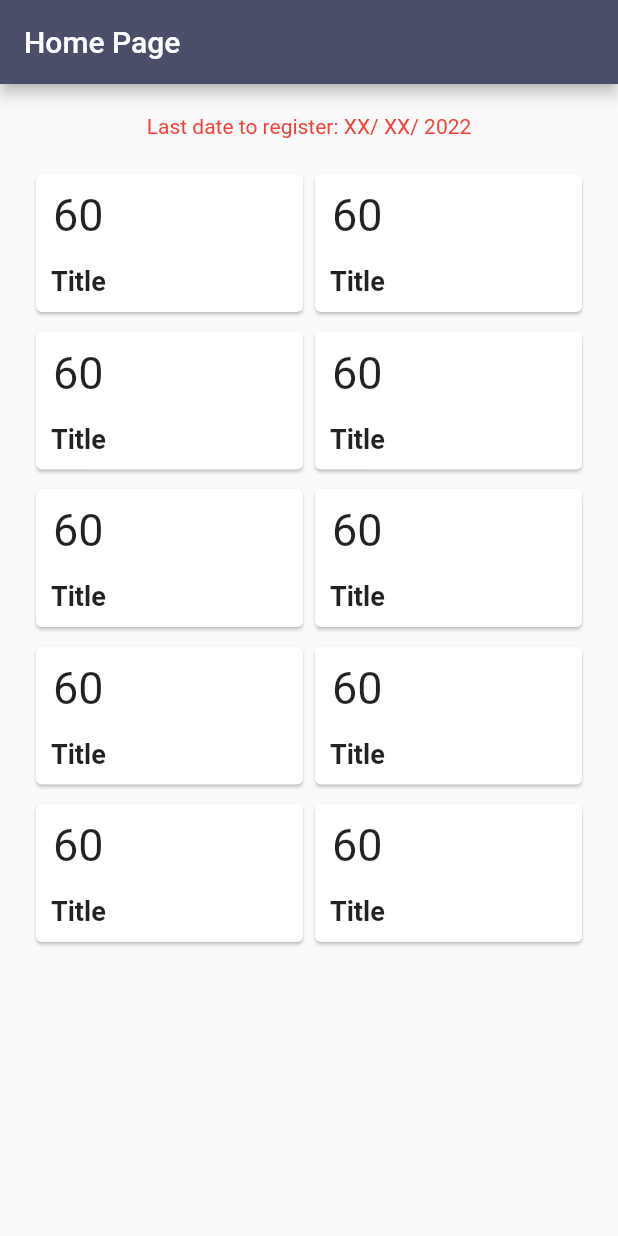
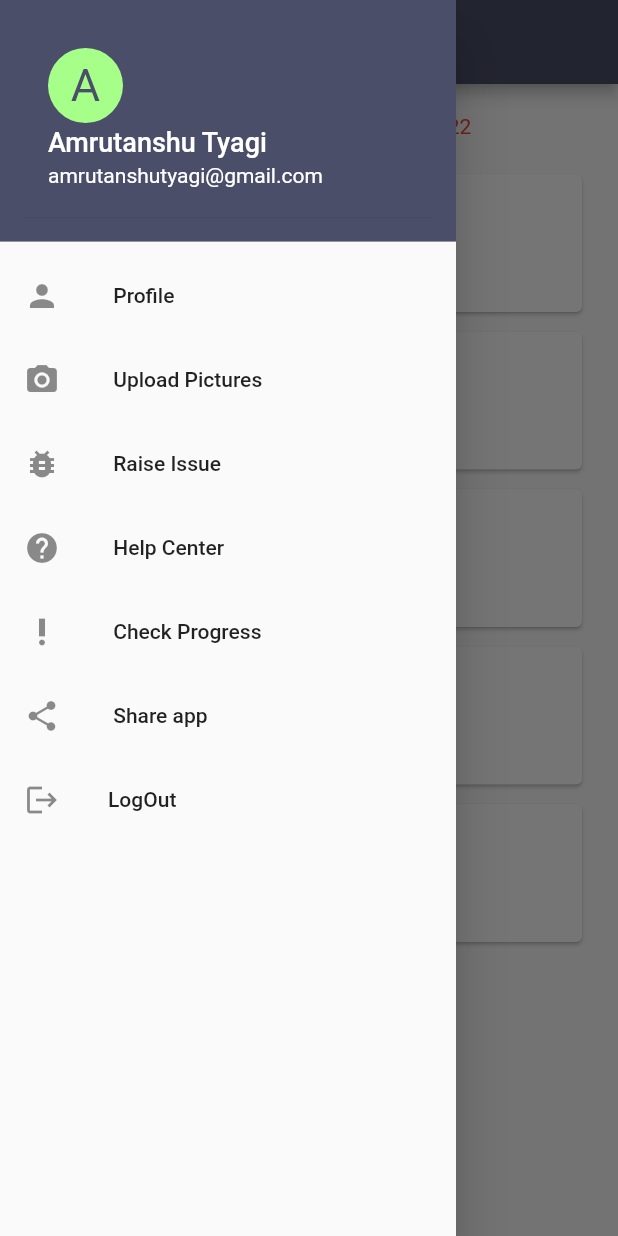
Before and after one commit to ABNarwal/MelaKDB, a Flutter app: the screen it shows after launch, with the side drawer open (before the commit the screen has no drawer), on a phone screen of 412 x 824 dp. Run offline on Flutter 3.47's test engine with Material 2 defaults, Android fonts, the phone set to English and light mode, and no system bars; drawn by our look-alikes of countup; our stand-ins replace file_picker, firebase_auth, firebase_core, fluttertoast, get, google_sign_in and 4 more; accounts and stored records are empty.

```diff
--- a/lib/main.dart
+++ b/lib/main.dart
@@ -33,7 +33,9 @@ Future<void> main() async {
 
 class MyApp extends StatelessWidget {
   @override
-  Widget build(BuildContext context) => Scaffold(
-      //body: ShopAlloc(),
-      body: HomePage());
+  Widget build(BuildContext context) {
+    return Scaffold(
+      body: HomePage(),
+    );
+  }
 }
--- a/lib/pages/home.dart
+++ b/lib/pages/home.dart
@@ -1,3 +1,4 @@
+import 'package:countup/countup.dart';
 import 'package:flutter/material.dart';
 import 'package:marquee/marquee.dart';
 import 'package:mgmt/pages/login.dart';
@@ -5,6 +6,10 @@ import 'package:mgmt/pages/profile.dart';
 import 'package:mgmt/pages/SearchByCategory.dart';
 import 'package:mgmt/pages/shopalloc.dart';
 import 'package:google_sign_in/google_sign_in.dart';
+import 'package:mgmt/pages/raiseIssue.dart';
+import 'package:mgmt/pages/details.dart';
+import 'package:mgmt/pages/progress.dart';
+import 'package:mgmt/pages/gallery.dart';
 
 class HomePage extends StatefulWidget {
   const HomePage({Key? key}) : super(key: key);
@@ -20,6 +25,103 @@ class _HomePageState extends State<HomePage> {
       appBar: AppBar(
         title: const Text('Home Page'),
         backgroundColor: Color(0xFF4a4e69),
+      ),
+      drawer: Drawer(
+        child: ListView(
+          padding: const EdgeInsets.all(0),
+          children: [
+            const DrawerHeader(
+              decoration: BoxDecoration(
+                color: Color(0xFF4a4e69),
+              ), //BoxDecoration
+              child: UserAccountsDrawerHeader(
+                decoration: BoxDecoration(color: Color(0xFF4a4e69)),
+                accountName: Text(
+                  "Amrutanshu Tyagi",
+                  style: TextStyle(fontSize: 18),
+                ),
+                accountEmail: Text("amrutanshutyagi@gmail.com"),
+                currentAccountPictureSize: Size.square(50),
+                currentAccountPicture: CircleAvatar(
+                  backgroundColor: Color.fromARGB(255, 165, 255, 137),
+                  child: Text(
+                    "A",
+                    style: TextStyle(fontSize: 30.0, color: Color(0xFF4a4e69)),
+                  ), //Text
+                ), //circleAvatar
+              ), //UserAccountDrawerHeader
+            ), //DrawerHeader
+            ListTile(
+              leading: const Icon(Icons.person),
+              title: const Text(' Profile '),
+              onTap: () {
+                Navigator.push(
+                  context,
+                  MaterialPageRoute(
+                    builder: (context) => DetailsPage(),
+                  ),
+                );
+              },
+            ),
+            ListTile(
+              leading: const Icon(Icons.camera_alt),
+              title: const Text(' Upload Pictures '),
+              onTap: () {
+                Navigator.push(
+                  context,
+                  MaterialPageRoute(
+                    builder: (context) => Gallery(),
+                  ),
+                );
+              },
+            ),
+            ListTile(
+              leading: const Icon(Icons.bug_report),
+              title: const Text(' Raise Issue '),
+              onTap: () {
+                Navigator.push(
+                  context,
+                  MaterialPageRoute(
+                    builder: (context) => RaiseIssue(),
+                  ),
+                );
+              },
+            ),
+            ListTile(
+              leading: const Icon(Icons.help),
+              title: const Text(' Help Center'),
+              onTap: () {
+                Navigator.pop(context);
+              },
+            ),
+            ListTile(
+              leading: const Icon(Icons.priority_high),
+              title: const Text(' Check Progress'),
+              onTap: () {
+                Navigator.push(
+                  context,
+                  MaterialPageRoute(
+                    builder: (context) => ProgressPage(),
+                  ),
+                );
+              },
+            ),
+            ListTile(
+              leading: const Icon(Icons.share),
+              title: const Text(' Share app '),
+              onTap: () {
+                Navigator.pop(context);
+              },
+            ),
+            ListTile(
+              leading: const Icon(Icons.logout),
+              title: const Text('LogOut'),
+              onTap: () {
+                Navigator.pop(context);
+              },
+            ),
+          ],
+        ),
       ),
       body: SingleChildScrollView(
         child: Padding(
@@ -111,9 +213,14 @@ class _HomePageState extends State<HomePage> {
                               // crossAxisAlignment: CrossAxisAlignment.center,
                               children: [
                                 Expanded(
-                                  child: Text(
-                                    '60',
-                                    style: TextStyle(fontSize: 30),
+                                  child: Countup(
+                                    begin: 0,
+                                    end: 60,
+                                    duration: Duration(seconds: 1),
+                                    //separator: ',',
+                                    style: TextStyle(
+                                      fontSize: 36,
+                                    ),
                                   ),
                                 ),
                                 Text(
--- a/pubspec.yaml
+++ b/pubspec.yaml
@@ -28,6 +28,7 @@ environment:
 # versions available, run `flutter pub outdated`.
 dependencies:
   cloud_firestore: ^3.1.18
+  countup: ^0.1.4
   cupertino_icons: ^1.0.5
   dropdown_search: ^5.0.2
   file_picker: ^4.6.1
```
Also changed, not shown: pubspec.lock.
